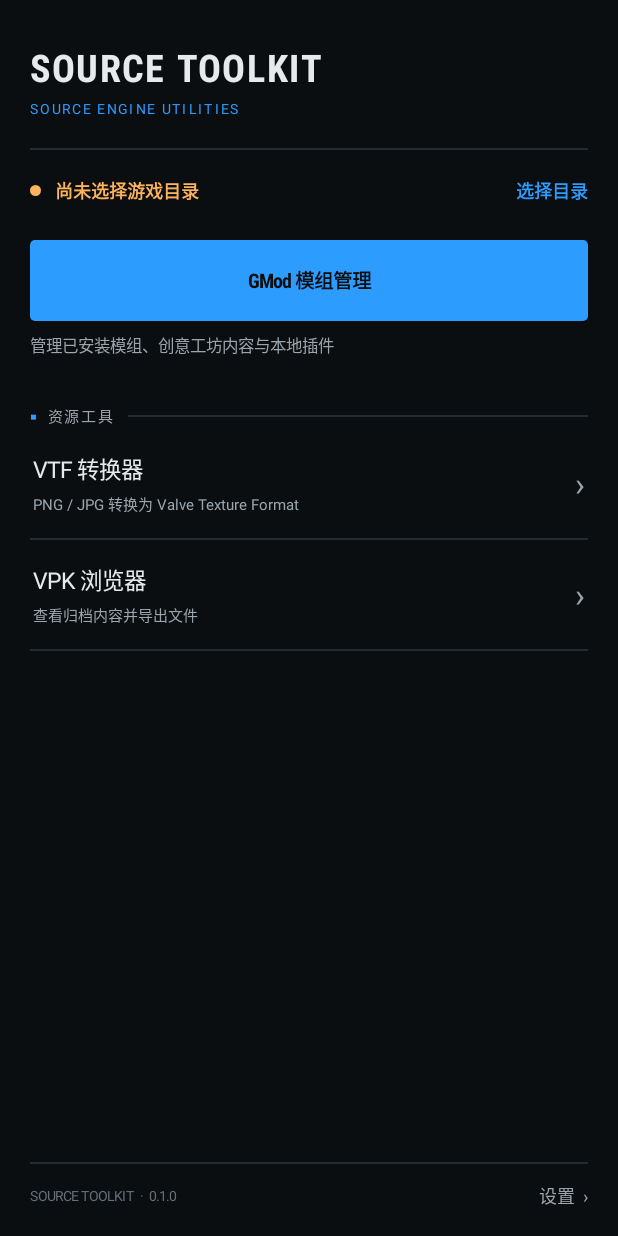
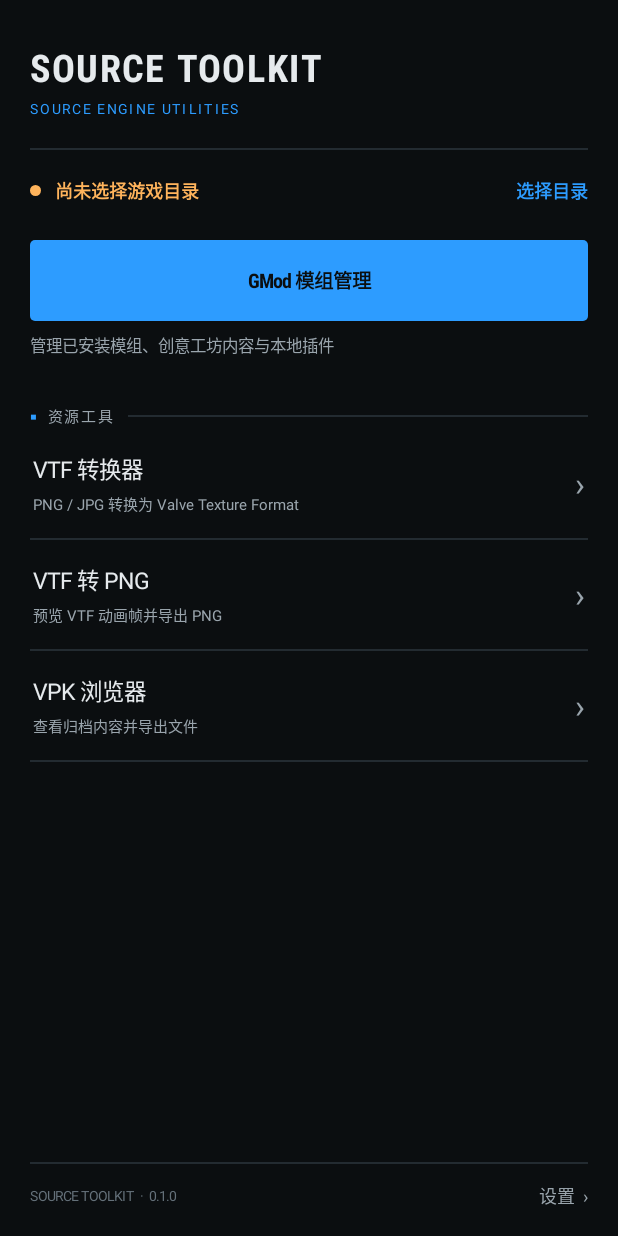
Before and after one commit to Cgjfmgslcjc/SourceToolkit, an Android app: the screen it shows after launch (MainActivity), on a phone screen of 412 x 824 dp. Run offline under Robolectric (Android 15) with nearby library versions, the phone set to English and light mode, and no system bars.

Commit message:
Add VTF to PNG tool entry

```diff
--- a/app/src/main/java/com/sourcetoolkit/app/MainActivity.java
+++ b/app/src/main/java/com/sourcetoolkit/app/MainActivity.java
@@ -21,6 +21,7 @@ public class MainActivity extends Activity {
   View spacer=new View(this);root.addView(spacer,new LinearLayout.LayoutParams(1,dp(30)));
   section(root,"资源工具");
   toolRow(root,"VTF 转换器","PNG / JPG 转换为 Valve Texture Format",()->startActivity(new Intent(this,VtfConverterActivity.class)));
+  toolRow(root,"VTF 转 PNG","预览 VTF 动画帧并导出 PNG",()->startActivity(new Intent(this,VtfToPngActivity.class)));
   toolRow(root,"VPK 浏览器","查看归档内容并导出文件",()->startActivity(new Intent(this,VpkBrowserActivity.class)));
   View fill=new View(this);root.addView(fill,new LinearLayout.LayoutParams(1,0,1));
   View bottom=new View(this);bottom.setBackgroundColor(LINE);root.addView(bottom,new LinearLayout.LayoutParams(-1,dp(1)));
```
